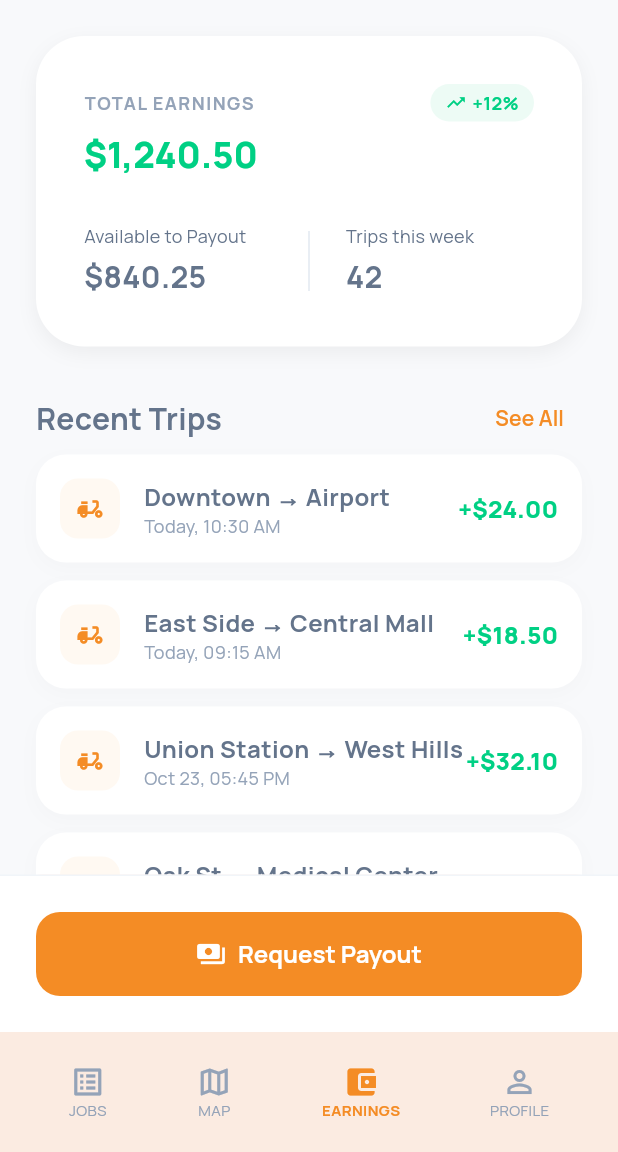
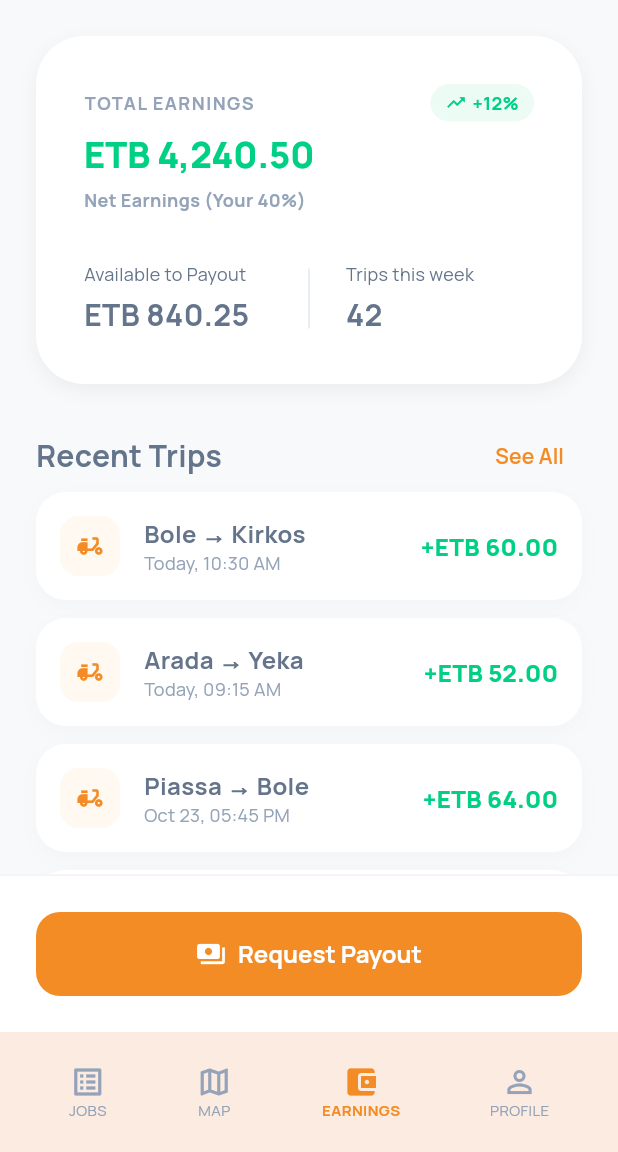
Before and after one commit to amanuel-alex/Motorbike-Parcel-Delivery-App, a Flutter app: the EarningsDashboardScreen screen opened directly, on a phone screen of 412 x 824 dp, the part 84-1236 px from its top. Run offline on Flutter 3.47's test engine with Material 3 defaults, Android fonts, the phone set to English and light mode, and no system bars; our stand-ins replace cloud_firestore, country_picker, firebase_auth, firebase_core, firebase_storage, google_fonts and 3 more; accounts and stored records are empty; statements that could not run were skipped.

Commit message:
I have implemented the 60/40 revenue-sharing model

```diff
--- a/lib/core/constants/app_constants.dart
+++ b/lib/core/constants/app_constants.dart
@@ -10,4 +10,8 @@ class AppConstants {
   ];
 
   static const double baseSameZonePrice = 80.0;
+
+  // Revenue Sharing (Requirement: 60% System, 40% Rider)
+  static const double platformCommissionRate = 0.60;
+  static const double riderRate = 0.40;
 }
--- a/lib/screens/rider/available_jobs_screen.dart
+++ b/lib/screens/rider/available_jobs_screen.dart
@@ -1,11 +1,12 @@
 import 'package:flutter/material.dart';
 import 'package:provider/provider.dart';
 import '../../core/theme/app_colors.dart';
+import '../../core/models/delivery_model.dart';
+import '../../core/constants/app_constants.dart';
 import '../../core/widgets/common_widgets.dart';
 import 'job_details_screen.dart';
 import '../../providers/auth_provider.dart';
 import '../../core/services/delivery_service.dart';
-import '../../core/models/delivery_model.dart';
 import '../../core/services/auth_service.dart';
 
 class AvailableJobsScreen extends StatefulWidget {
@@ -138,7 +139,7 @@ class _AvailableJobsScreenState extends State<AvailableJobsScreen> {
                       id: job.id,
                       pickup: job.pickupAddress,
                       dropoff: job.dropoffAddress,
-                      price: 'ETB ${job.price.toStringAsFixed(0)}',
+                      price: 'ETB ${(job.price * AppConstants.riderRate).toStringAsFixed(0)}',
                       packageType: job.packageType,
                       createdAt: job.createdAt,
                       isHighDemand: index == 0, // Just a visual flair for the first item
--- a/lib/screens/rider/earnings_dashboard_screen.dart
+++ b/lib/screens/rider/earnings_dashboard_screen.dart
@@ -96,11 +96,16 @@ class EarningsDashboardScreen extends StatelessWidget {
                   ),
                   const SizedBox(height: 8),
                   Text(
-                    '\$1,240.50',
+                    'ETB 4,240.50',
                     style: Theme.of(context).textTheme.displayMedium?.copyWith(
                           color: AppColors.delivered,
                           fontWeight: FontWeight.w900,
                         ),
+                  ),
+                  const SizedBox(height: 8),
+                  const Text(
+                    'Net Earnings (Your 40%)',
+                    style: TextStyle(color: AppColors.textTertiary, fontSize: 12, fontWeight: FontWeight.bold),
                   ),
                   const SizedBox(height: 32),
                   Row(
@@ -115,7 +120,7 @@ class EarningsDashboardScreen extends StatelessWidget {
                             ),
                             const SizedBox(height: 4),
                             Text(
-                              '\$840.25',
+                              'ETB 840.25',
                               style: const TextStyle(
                                 fontWeight: FontWeight.bold,
                                 fontSize: 20,
@@ -178,11 +183,11 @@ class EarningsDashboardScreen extends StatelessWidget {
               itemCount: 5,
               itemBuilder: (context, index) {
                 final trips = [
-                  ['Downtown → Airport', 'Today, 10:30 AM', '+\$24.00'],
-                  ['East Side → Central Mall', 'Today, 09:15 AM', '+\$18.50'],
-                  ['Union Station → West Hills', 'Oct 23, 05:45 PM', '+\$32.10'],
-                  ['Oak St → Medical Center', 'Oct 23, 02:20 PM', '+\$12.00'],
-                  ['North Gate → Tech Park', 'Oct 23, 11:05 AM', '+\$21.75'],
+                  ['Bole → Kirkos', 'Today, 10:30 AM', '+ETB 60.00'],
+                  ['Arada → Yeka', 'Today, 09:15 AM', '+ETB 52.00'],
+                  ['Piassa → Bole', 'Oct 23, 05:45 PM', '+ETB 64.00'],
+                  ['Sarbet → Mexico', 'Oct 23, 02:20 PM', '+ETB 48.00'],
+                  ['Kality → Gerji', 'Oct 23, 11:05 AM', '+ETB 72.00'],
                 ];
                 return _buildTripItem(trips[index][0], trips[index][1], trips[index][2]);
               },
--- a/lib/screens/rider/job_details_screen.dart
+++ b/lib/screens/rider/job_details_screen.dart
@@ -6,6 +6,7 @@ import 'confirm_pickup_screen.dart';
 import '../../core/services/delivery_service.dart';
 import '../../core/models/delivery_model.dart';
 import '../../providers/auth_provider.dart';
+import '../../core/constants/app_constants.dart';
 import '../../core/utils/error_handler.dart';
 
 class JobDetailsScreen extends StatefulWidget {
@@ -156,10 +157,12 @@ class _JobDetailsScreenState extends State<JobDetailsScreen> {
                             Column(
                               crossAxisAlignment: CrossAxisAlignment.start,
                               children: [
-                                const Text('Total Earnings', style: TextStyle(color: AppColors.textSecondary)),
+                                const Text('Total Job Fee', style: TextStyle(color: AppColors.textSecondary, fontSize: 12)),
+                                Text('ETB ${delivery.price.toStringAsFixed(0)}', style: const TextStyle(color: AppColors.textTertiary, fontSize: 14)),
                                 const SizedBox(height: 8),
+                                const Text('Your Share (40%)', style: TextStyle(color: AppColors.primary, fontWeight: FontWeight.bold)),
                                 Text(
-                                  'ETB ${delivery.price.toStringAsFixed(0)}',
+                                  'ETB ${(delivery.price * AppConstants.riderRate).toStringAsFixed(0)}',
                                   style: Theme.of(context).textTheme.displaySmall?.copyWith(
                                         color: AppColors.primary,
                                         fontWeight: FontWeight.w900,
```
Also changed, not shown: lib/screens/customer/delivery_details_screen.dart (+62 -28 lines).
